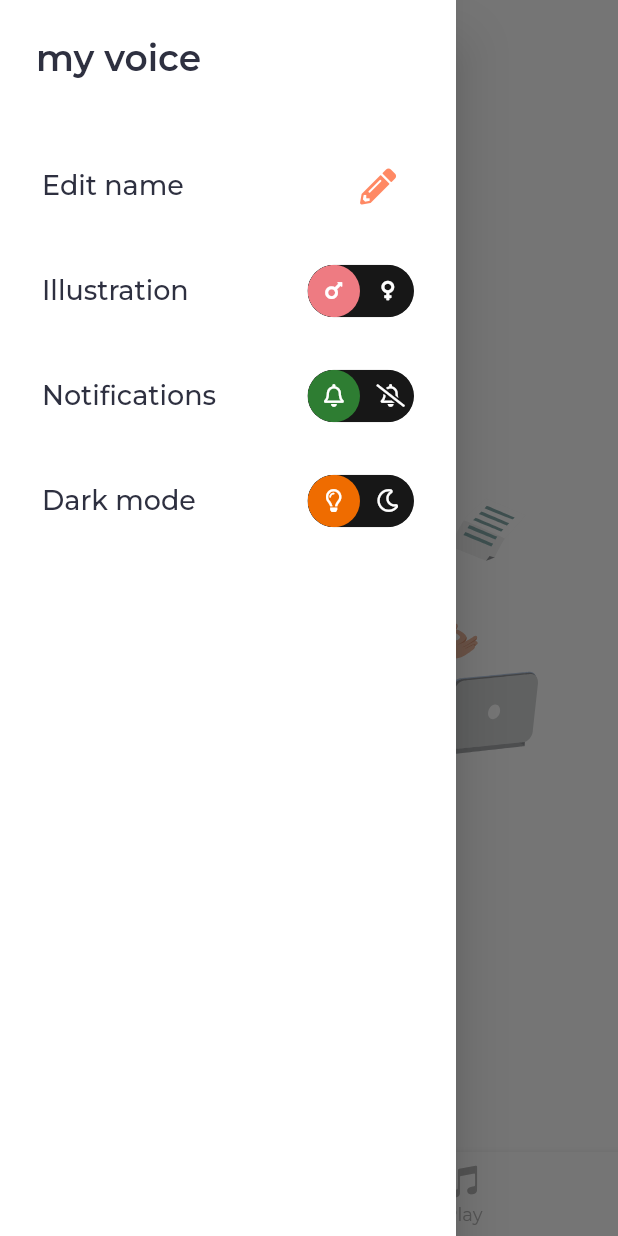
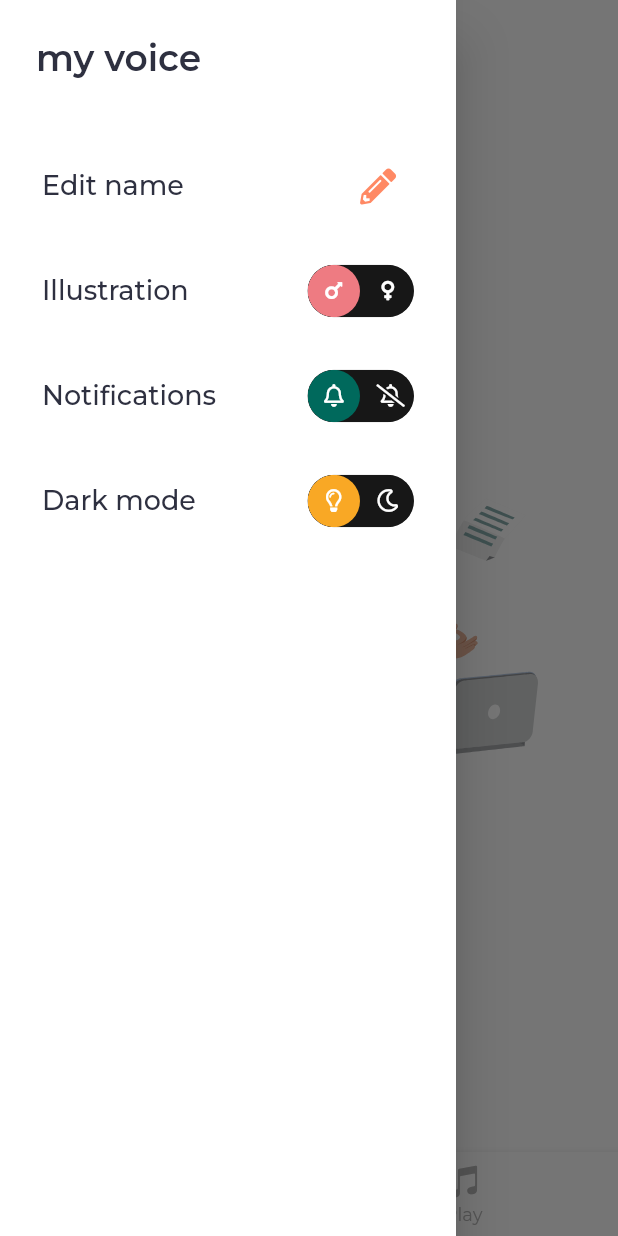
Before and after one commit to ettoma/my_voice, a Flutter app: the Home screen opened directly, with the side drawer open, on a phone screen of 412 x 824 dp. Run offline on Flutter 3.47's test engine with Material 2 defaults, Android fonts, the phone set to English and light mode, and no system bars; drawn by our look-alikes of flutter_animation_progress_bar, toggle_switch; our stand-ins replace animated_text_kit, flutter_local_notifications, font_awesome_flutter, google_fonts, lottie, permission_handler and 3 more; missing offline and left inert: flutter_sound; accounts and stored records are empty.

Commit message:
Polished dark theme

```diff
--- a/lib/models/side_menu.dart
+++ b/lib/models/side_menu.dart
@@ -124,8 +124,8 @@ class _SideMenuState extends State<SideMenu> {
                 minHeight: 35,
                 cornerRadius: 20.0,
                 activeBgColors: [
-                  [Colors.green[800]!],
-                  [Colors.red[300]!]
+                  [Colors.teal[800]!],
+                  [Colors.brown[300]!]
                 ],
                 activeFgColor: Colors.white,
                 inactiveBgColor: sharedPrefs.darkThemePreference == 'light'
@@ -162,7 +162,7 @@ class _SideMenuState extends State<SideMenu> {
                 minHeight: 35,
                 cornerRadius: 20.0,
                 activeBgColors: [
-                  [Colors.orange[800]!],
+                  [Colors.yellow[800]!],
                   [Colors.blue[300]!]
                 ],
                 activeFgColor: Colors.white,
--- a/lib/screens/record_screen.dart
+++ b/lib/screens/record_screen.dart
@@ -3,6 +3,7 @@ import 'dart:async';
 import 'package:audio_journal/data/audio_file_db.dart';
 import 'package:audio_journal/data/audio_model.dart';
 import 'package:audio_journal/models/sound_recorder.dart';
+import 'package:audio_journal/utils/app_theme.dart';
 import 'package:audio_journal/utils/shared_prefs.dart';
 import 'package:flutter/cupertino.dart';
 import 'package:flutter/material.dart';
@@ -11,6 +12,7 @@ import 'package:flutter_animation_progress_bar/flutter_animation_progress_bar.da
 import 'package:font_awesome_flutter/font_awesome_flutter.dart';
 import 'package:intl/intl.dart';
 import 'package:lottie/lottie.dart';
+import 'package:provider/provider.dart';
 
 class RecordScreen extends StatefulWidget {
   const RecordScreen({Key? key}) : super(key: key);
@@ -54,6 +56,58 @@ class _RecordScreenState extends State<RecordScreen>
     }
     isLoading = false;
     setState(() {});
+  }
+
+  Color buttonColourNotRecording() {
+    Color? buttonColour;
+    ThemeProvider provider = Provider.of<ThemeProvider>(context);
+
+    if (provider.isDarkMode == true) {
+      buttonColour = Colors.grey[800];
+    } else if (provider.isDarkMode == false) {
+      buttonColour = Colors.white;
+    }
+
+    return buttonColour!;
+  }
+
+  Color iconColourNotRecording() {
+    Color? iconColour;
+    ThemeProvider provider = Provider.of<ThemeProvider>(context);
+
+    if (provider.isDarkMode == true) {
+      iconColour = Colors.grey[500];
+    } else if (provider.isDarkMode == false) {
+      iconColour = Colors.blue[400];
+    }
+
+    return iconColour!;
+  }
+
+  Color buttonColourRecording() {
+    Color? buttonColour;
+    ThemeProvider provider = Provider.of<ThemeProvider>(context);
+
+    if (provider.isDarkMode == true) {
+      buttonColour = Colors.grey[850];
+    } else if (provider.isDarkMode == false) {
+      buttonColour = Colors.grey[400];
+    }
+
+    return buttonColour!;
+  }
+
+  Color iconColourRecording() {
+    Color? iconColour;
+    ThemeProvider provider = Provider.of<ThemeProvider>(context);
+
+    if (provider.isDarkMode == true) {
+      iconColour = Colors.grey[750];
+    } else if (provider.isDarkMode == false) {
+      iconColour = Colors.grey[600];
+    }
+
+    return iconColour!;
   }
 
   @override
@@ -159,32 +213,20 @@ class _RecordScreenState extends State<RecordScreen>
                   )
                 : ElevatedButton(
                     style: ElevatedButton.styleFrom(
-                        shape: const CircleBorder(),
-                        elevation: 1,
-                        primary: !isRecording
-                            ? sharedPrefs.darkThemePreference == 'dark'
-                                ? Colors.grey[800]
-                                : Colors.white
-                            : sharedPrefs.darkThemePreference == 'dark' ||
-                                    MediaQuery.of(context).platformBrightness ==
-                                        Brightness.dark
-                                ? Colors.grey
-                                : Colors.blueAccent),
+                      shape: const CircleBorder(),
+                      elevation: 1,
+                      primary: isRecording
+                          ? buttonColourRecording()
+                          : buttonColourNotRecording(),
+                    ),
                     child: SizedBox(
                       height: 80,
                       width: 80,
                       child: Center(
                         child: FaIcon(FontAwesomeIcons.microphone,
-                            color: !isRecording
-                                ? sharedPrefs.darkThemePreference == 'dark'
-                                    ? Colors.blueGrey[200]
-                                    : Colors.blueAccent.withOpacity(0.85)
-                                : sharedPrefs.darkThemePreference == 'dark' ||
-                                        MediaQuery.of(context)
-                                                .platformBrightness ==
-                                            Brightness.dark
-                                    ? Colors.grey
-                                    : Colors.blueAccent),
+                            color: isRecording
+                                ? Colors.grey[600]
+                                : Colors.blue[400]),
                       ),
                     ),
                     onPressed: isRecording == true || _currentValue != 0
```
